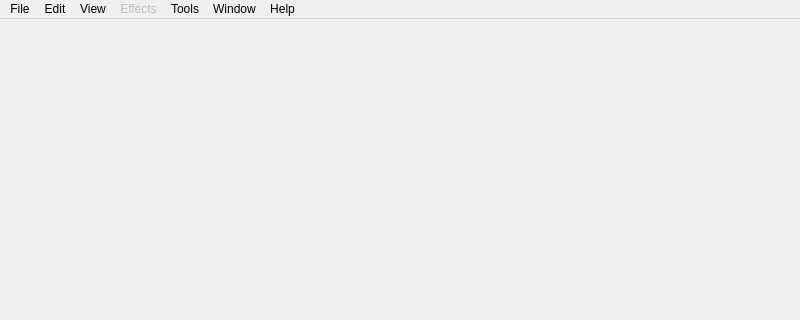
Before: the Qt Designer form src/GUI/ui/MainWindow.ui in VLMC/vlmc, drawn with Qt 5; both pictures show x 0 to 800 and y 0 to 320 of the 800 by 600 pixel window.
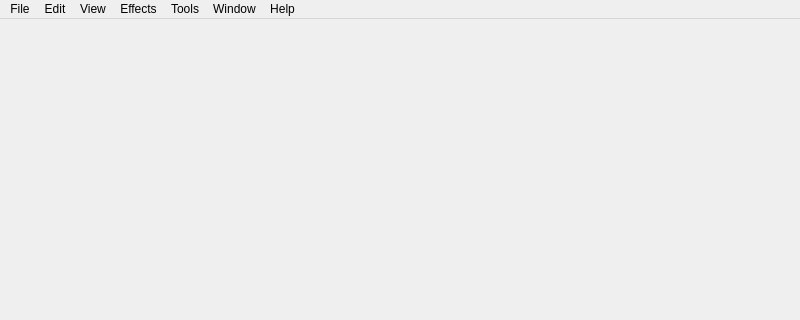
After: the same form once the commit is applied. Icons and pictures are not drawn.

What changed in the file:
```diff
--- a/src/GUI/ui/MainWindow.ui
+++ b/src/GUI/ui/MainWindow.ui
@@ -27,7 +27,7 @@
      <x>0</x>
      <y>0</y>
      <width>800</width>
-     <height>21</height>
+     <height>26</height>
     </rect>
    </property>
    <widget class="QMenu" name="menuFile">
@@ -54,7 +54,7 @@
    </widget>
    <widget class="QMenu" name="menuEffets">
     <property name="enabled">
-     <bool>false</bool>
+     <bool>true</bool>
     </property>
     <property name="title">
      <string>Effects</string>
```
Left out of the diff: 12 changed lines with no effect on the pictures.
